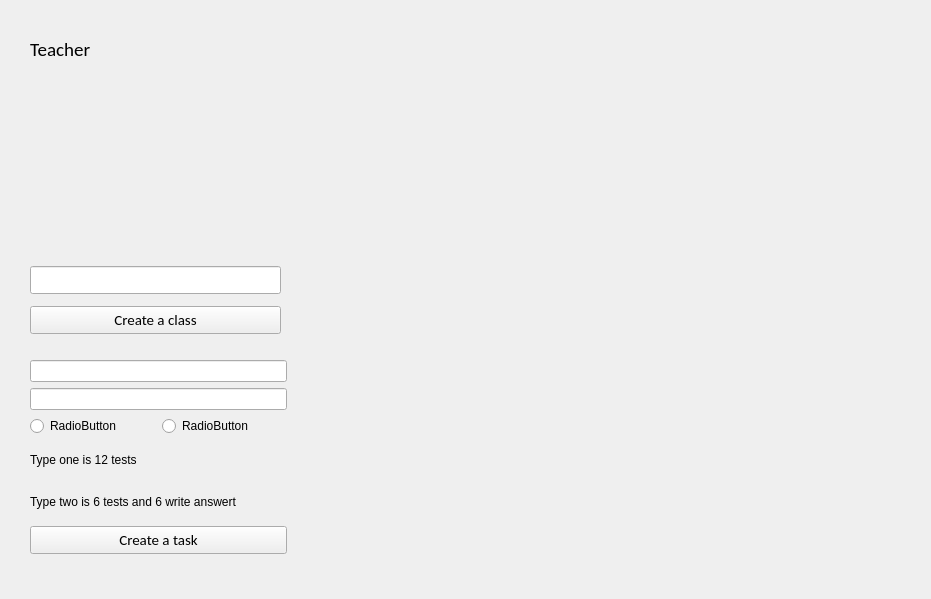
The window that studyProject/teacherwindow.ui (fenrirm/study_project) describes before a commit, drawn with Qt 5.
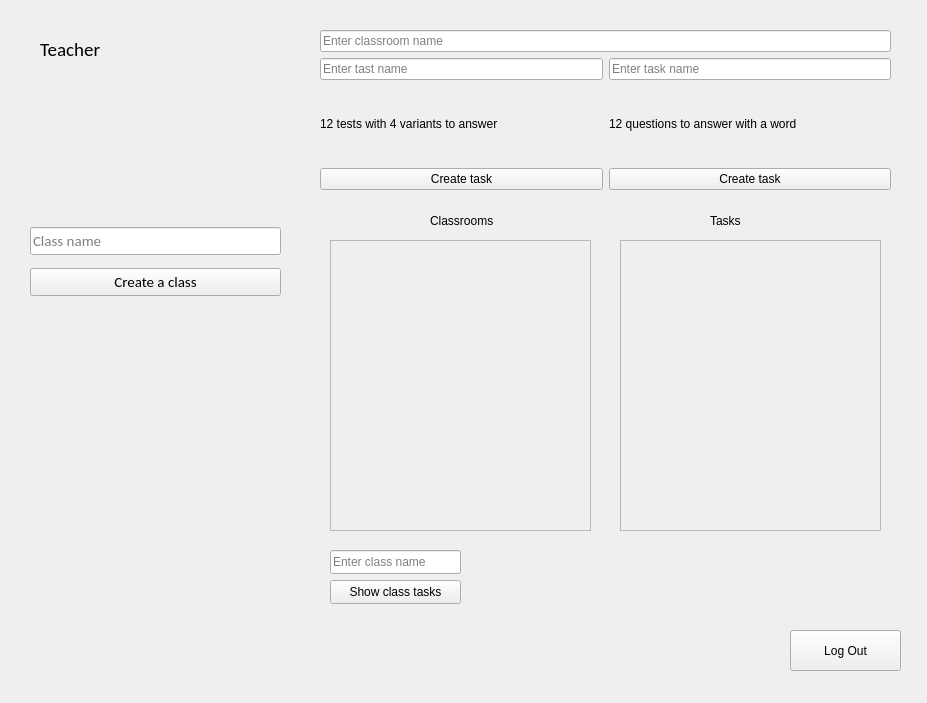
The same window after the commit. Icons and pictures are not drawn.

Commit message: added classes and tasks show

```diff
--- a/studyProject/teacherwindow.ui
+++ b/studyProject/teacherwindow.ui
@@ -6,8 +6,8 @@
    <rect>
     <x>0</x>
     <y>0</y>
-    <width>931</width>
-    <height>599</height>
+    <width>927</width>
+    <height>703</height>
    </rect>
   </property>
   <property name="windowTitle">
@@ -24,9 +24,9 @@
     <property name="geometry">
      <rect>
       <x>30</x>
-      <y>260</y>
+      <y>220</y>
       <width>251</width>
-      <height>81</height>
+      <height>84</height>
      </rect>
     </property>
     <layout class="QVBoxLayout" name="verticalLayout">
@@ -38,6 +38,9 @@
          <pointsize>11</pointsize>
         </font>
        </property>
+       <property name="placeholderText">
+        <string>Class name</string>
+       </property>
       </widget>
      </item>
      <item>
@@ -58,10 +61,10 @@
    <widget class="QWidget" name="layoutWidget">
     <property name="geometry">
      <rect>
-      <x>30</x>
+      <x>40</x>
       <y>30</y>
-      <width>181</width>
-      <height>169</height>
+      <width>241</width>
+      <height>171</height>
      </rect>
     </property>
     <layout class="QVBoxLayout" name="verticalLayout_2">
@@ -119,73 +122,214 @@
      </item>
     </layout>
    </widget>
-   <widget class="QWidget" name="">
+   <widget class="QPushButton" name="logout">
     <property name="geometry">
      <rect>
-      <x>30</x>
-      <y>360</y>
-      <width>257</width>
-      <height>194</height>
+      <x>790</x>
+      <y>630</y>
+      <width>111</width>
+      <height>41</height>
+     </rect>
+    </property>
+    <property name="text">
+     <string>Log Out</string>
+    </property>
+   </widget>
+   <widget class="QWidget" name="layoutWidget">
+    <property name="geometry">
+     <rect>
+      <x>320</x>
+      <y>30</y>
+      <width>571</width>
+      <height>160</height>
      </rect>
     </property>
     <layout class="QVBoxLayout" name="verticalLayout_4">
-     <item>
-      <widget class="QLineEdit" name="lineEditTask"/>
-     </item>
-     <item>
-      <widget class="QLineEdit" name="lineEditClassroom"/>
-     </item>
-     <item>
-      <layout class="QHBoxLayout" name="horizontalLayout">
-       <item>
-        <widget class="QRadioButton" name="radioButton_type1">
-         <property name="text">
-          <string>RadioButton</string>
-         </property>
-        </widget>
-       </item>
-       <item>
-        <widget class="QRadioButton" name="radioButton_type2">
-         <property name="text">
-          <string>RadioButton</string>
-         </property>
-        </widget>
-       </item>
-      </layout>
-     </item>
      <item>
       <layout class="QVBoxLayout" name="verticalLayout_3">
        <item>
-        <widget class="QLabel" name="label">
-         <property name="text">
-          <string>Type one is 12 tests</string>
+        <widget class="QLineEdit" name="classroomName">
+         <property name="placeholderText">
+          <string>Enter classroom name</string>
          </property>
         </widget>
        </item>
        <item>
-        <widget class="QLabel" name="label_2">
-         <property name="text">
-          <string>Type two is 6 tests and 6 write answert</string>
-         </property>
-        </widget>
+        <layout class="QHBoxLayout" name="horizontalLayout">
+         <item>
+          <widget class="QLineEdit" name="testName">
+           <property name="placeholderText">
+            <string>Enter tast name</string>
+           </property>
+          </widget>
+         </item>
+         <item>
+          <widget class="QLineEdit" name="openTaskName">
+           <property name="placeholderText">
+            <string>Enter task name</string>
+           </property>
+          </widget>
+         </item>
+        </layout>
+       </item>
+       <item>
+        <layout class="QHBoxLayout" name="horizontalLayout_2">
+         <item>
+          <widget class="QLabel" name="aboutTest">
+           <property name="text">
+            <string>12 tests with 4 variants to answer</string>
+           </property>
+          </widget>
+         </item>
+         <item>
+          <widget class="QLabel" name="aboutWriteWord">
+           <property name="text">
+            <string>12 questions to answer with a word</string>
+           </property>
+          </widget>
+         </item>
+        </layout>
        </item>
       </layout>
      </item>
      <item>
-      <widget class="QPushButton" name="createTask">
-       <property name="font">
-        <font>
-         <family>Calibri</family>
-         <pointsize>11</pointsize>
-        </font>
-       </property>
-       <property name="text">
-        <string>Create a task</string>
-       </property>
-      </widget>
+      <layout class="QHBoxLayout" name="horizontalLayout_3">
+       <item>
+        <widget class="QPushButton" name="createTest">
+         <property name="text">
+          <string>Create task</string>
+         </property>
+        </widget>
+       </item>
+       <item>
+        <widget class="QPushButton" name="createOpenTask">
+         <property name="text">
+          <string>Create task</string>
+         </property>
+        </widget>
+       </item>
+      </layout>
      </item>
     </layout>
    </widget>
+   <widget class="QScrollArea" name="scrollArea_classrooms">
+    <property name="geometry">
+     <rect>
+      <x>330</x>
+      <y>240</y>
+      <width>261</width>
+      <height>291</height>
+     </rect>
+    </property>
+    <property name="widgetResizable">
+     <bool>true</bool>
+    </property>
+    <widget class="QWidget" name="scrollClass">
+     <property name="geometry">
+      <rect>
+       <x>0</x>
+       <y>0</y>
+       <width>259</width>
+       <height>289</height>
+      </rect>
+     </property>
+     <layout class="QGridLayout" name="gridLayout">
+      <item row="0" column="1">
+       <widget class="QWidget" name="verticalWidget" native="true">
+        <layout class="QVBoxLayout" name="ClassLayout"/>
+       </widget>
+      </item>
+     </layout>
+    </widget>
+   </widget>
+   <widget class="QScrollArea" name="scrollArea_tasks">
+    <property name="geometry">
+     <rect>
+      <x>620</x>
+      <y>240</y>
+      <width>261</width>
+      <height>291</height>
+     </rect>
+    </property>
+    <property name="widgetResizable">
+     <bool>true</bool>
+    </property>
+    <widget class="QWidget" name="SkrollTask">
+     <property name="geometry">
+      <rect>
+       <x>0</x>
+       <y>0</y>
+       <width>259</width>
+       <height>289</height>
+      </rect>
+     </property>
+     <layout class="QGridLayout" name="gridLayout_2">
+      <item row="0" column="0">
+       <widget class="QFrame" name="TaskFrame">
+        <layout class="QVBoxLayout" name="verticalLayout_6">
+         <item>
+          <widget class="QWidget" name="verticalWidget_2" native="true">
+           <layout class="QVBoxLayout" name="TaskLayout"/>
+          </widget>
+         </item>
+        </layout>
+       </widget>
+      </item>
+     </layout>
+    </widget>
+   </widget>
+   <widget class="QLineEdit" name="ClassNameToShow">
+    <property name="geometry">
+     <rect>
+      <x>330</x>
+      <y>550</y>
+      <width>131</width>
+      <height>24</height>
+     </rect>
+    </property>
+    <property name="placeholderText">
+     <string>Enter class name</string>
+    </property>
+   </widget>
+   <widget class="QPushButton" name="ShowClassTasks">
+    <property name="geometry">
+     <rect>
+      <x>330</x>
+      <y>580</y>
+      <width>131</width>
+      <height>24</height>
+     </rect>
+    </property>
+    <property name="text">
+     <string>Show class tasks</string>
+    </property>
+   </widget>
+   <widget class="QLabel" name="label">
+    <property name="geometry">
+     <rect>
+      <x>430</x>
+      <y>210</y>
+      <width>81</width>
+      <height>21</height>
+     </rect>
+    </property>
+    <property name="text">
+     <string>Classrooms</string>
+    </property>
+   </widget>
+   <widget class="QLabel" name="label_2">
+    <property name="geometry">
+     <rect>
+      <x>710</x>
+      <y>210</y>
+      <width>71</width>
+      <height>21</height>
+     </rect>
+    </property>
+    <property name="text">
+     <string>Tasks</string>
+    </property>
+   </widget>
   </widget>
  </widget>
  <resources/>
```
The commit also changes 46 other files.
